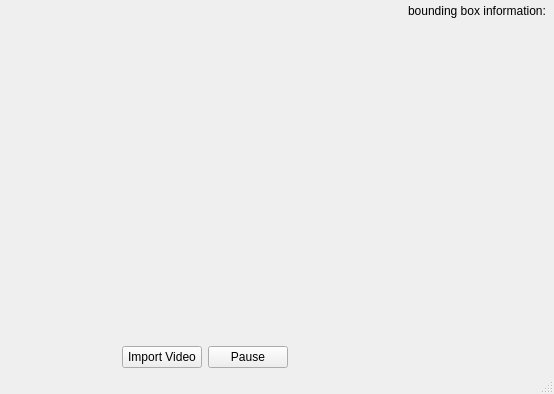
Before: the Qt Designer form mainwindow.ui in Daniel-ShinShen/pythonProject_FaceDetection, drawn with Qt 5.
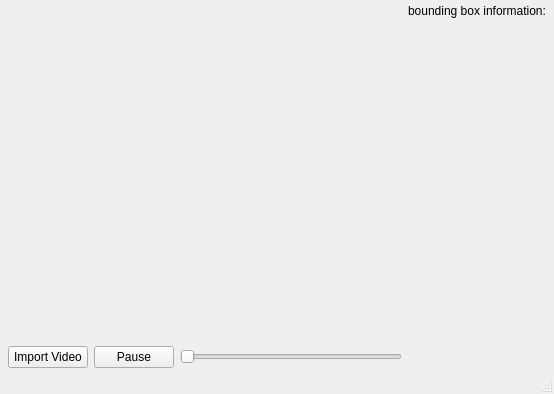
After: the same form once the commit is applied.

Commit message: implement slider for changing the frame shown on the GUI in main.py

```diff
--- a/mainwindow.ui
+++ b/mainwindow.ui
@@ -29,19 +29,6 @@
     </property>
     <item row="2" column="0">
      <layout class="QHBoxLayout" name="horizontalLayout_3">
-      <item>
-       <spacer name="horizontalSpacer">
-        <property name="orientation">
-         <enum>Qt::Horizontal</enum>
-        </property>
-        <property name="sizeHint" stdset="0">
-         <size>
-          <width>40</width>
-          <height>20</height>
-         </size>
-        </property>
-       </spacer>
-      </item>
       <item>
        <widget class="QPushButton" name="run_button">
         <property name="sizePolicy">
@@ -69,17 +56,11 @@
        </widget>
       </item>
       <item>
-       <spacer name="horizontalSpacer_2">
+       <widget class="QSlider" name="frame_slider">
         <property name="orientation">
          <enum>Qt::Horizontal</enum>
         </property>
-        <property name="sizeHint" stdset="0">
-         <size>
-          <width>40</width>
-          <height>20</height>
-         </size>
-        </property>
-       </spacer>
+       </widget>
       </item>
      </layout>
     </item>
```
The commit also changes 1 other file.
